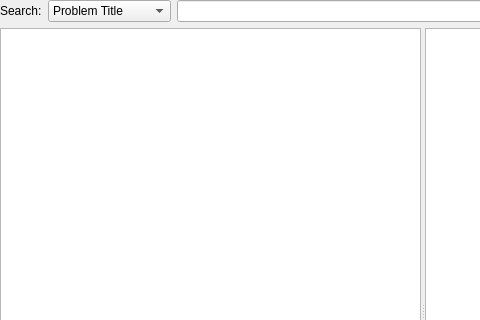
First picture: the form in src/widgets/problemswidget.ui, repository jgcoded/UVA-Arena-Qt, before the edit; both pictures show x 0 to 480 and y 0 to 320 of the 846 by 595 pixel window.
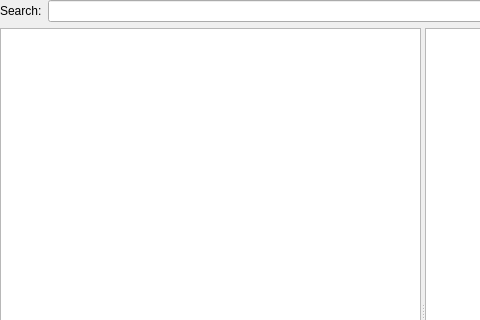
Second picture: the form after the edit.

Commit message: Problem Category tree is now shared with the ProblemsTableModel, and ProblemsTableModel rows are now styled based on certain properties of the categories. The displayed problems in the ProblemsTableView are now filtered based on what is selected in the CategoryTreeView via the new ProblemsProxyModel, which also allows filtering of both the problem title and number simultaneously.

What changed in the file:
```diff
--- a/src/widgets/problemswidget.ui
+++ b/src/widgets/problemswidget.ui
@@ -35,23 +35,6 @@
        </property>
       </widget>
      </item>
-     <item>
-      <widget class="QComboBox" name="searchByComboBox">
-       <property name="frame">
-        <bool>true</bool>
-       </property>
-       <item>
-        <property name="text">
-         <string>Problem Title</string>
-        </property>
-       </item>
-       <item>
-        <property name="text">
-         <string>Problem Number</string>
-        </property>
-       </item>
-      </widget>
-     </item>
      <item>
       <widget class="QLineEdit" name="searchProblemsLineEdit"/>
      </item>
```
Left out of the diff: 17 changed lines with no effect on the pictures. The commit also changes 11 other files.
